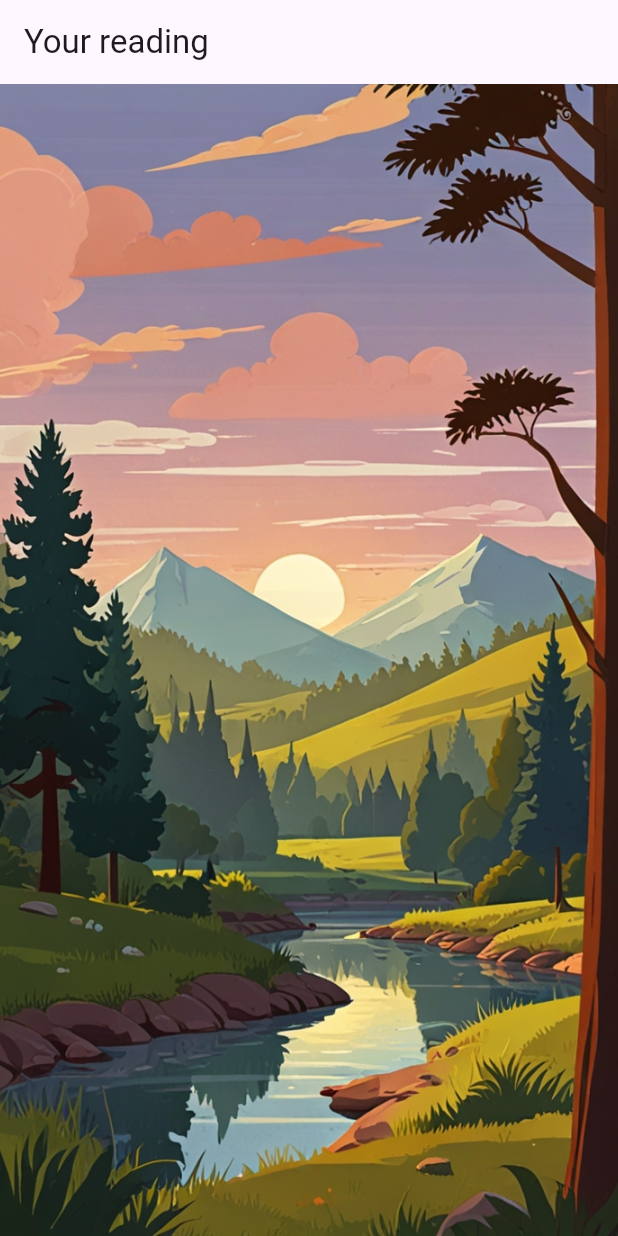
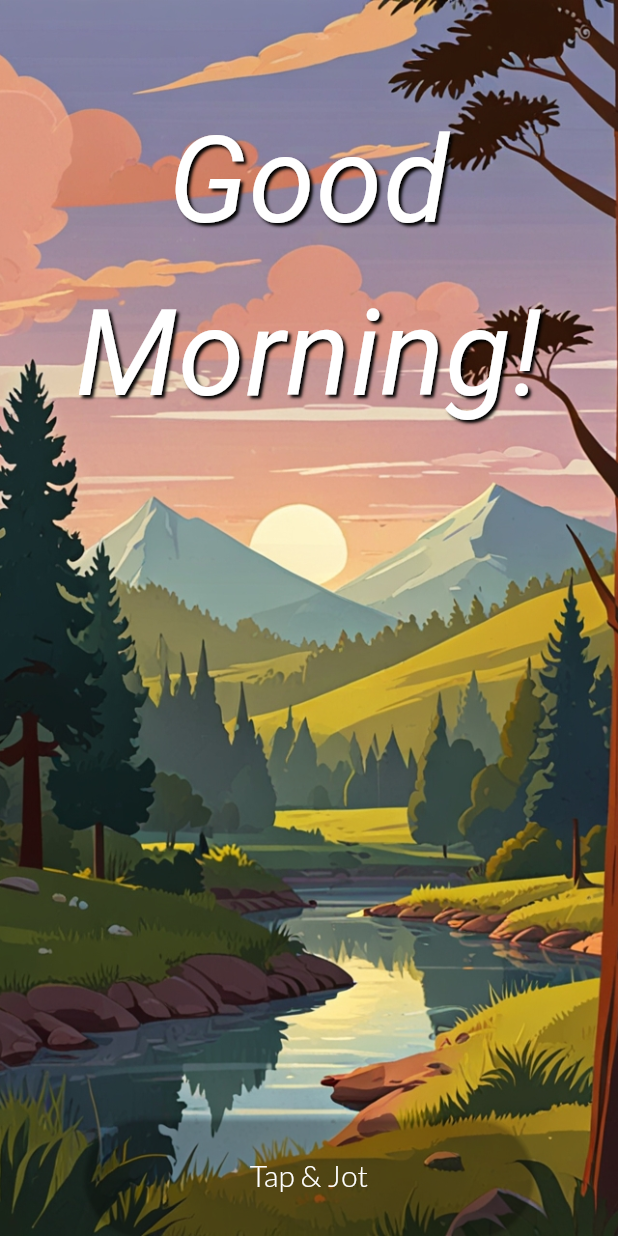
Before and after one commit to nisidazza/tap_and_jot, a Flutter app: the screen it shows after launch, on a phone screen of 412 x 824 dp. Run offline on Flutter 3.47's test engine with Material 3 defaults, Android fonts, the phone set to English and light mode, and no system bars; our stand-ins replace google_fonts; Roboto replaces fonts that are missing (Allura).

Commit message:
refactoring and styling

```diff
--- a/lib/app/screens/home_page.dart
+++ b/lib/app/screens/home_page.dart
@@ -1,10 +1,6 @@
-import 'dart:convert';
-import 'dart:math';
-
 import 'package:flutter/material.dart';
-import 'package:http/http.dart' as http;
-import 'package:jiggle_and_jot/app/data/backup_data.dart';
-import 'package:jiggle_and_jot/app/models/api_model.dart';
+import 'package:google_fonts/google_fonts.dart';
+import 'package:jiggle_and_jot/app/screens/quote_page.dart';
 
 class HomePage extends StatefulWidget {
   const HomePage({super.key});
@@ -14,17 +10,16 @@ class HomePage extends StatefulWidget {
 }
 
 class _HomePageState extends State<HomePage> {
-  bool shouldDisplay = false;
-  late final Future myFuture;
   String morningImg = 'assets/morning.jpg';
   String afternoonImg = 'assets/afternoon.jpg';
   String nightImg = 'assets/night.jpg';
+
   late String image;
+  late String message;
 
   @override
   void initState() {
     super.initState();
-    myFuture = fetchQuotes();
   }
 
   String getImage() {
@@ -39,73 +34,85 @@ class _HomePageState extends State<HomePage> {
     return image;
   }
 
-  Future<List<Quotes>> fetchQuotes() async {
-    var client = http.Client();
-    var uri = Uri.parse("https://type.fit/api/quotes");
-    final response = await client.get(uri);
-    if (response.statusCode == 200) {
-      List<dynamic> jsonData = json.decode(response.body);
-      return jsonData.map((res) => Quotes.fromJson(res)).toList();
+  String getMessage() {
+    var hour = DateTime.now().hour;
+    if (hour < 12) {
+      message = "Good Morning!";
+    } else if (hour < 17) {
+      message = "Good Afternoon!";
     } else {
-      throw Exception("Failed to load answer");
+      message = "Good Night!";
     }
+    return message;
   }
 
-  void showQuoteOnTap() {
-    setState(() {
-      shouldDisplay = true;
-    });
+  void goToQuote() {
+    Navigator.push(
+        context, MaterialPageRoute(builder: (context) => const QuotePage()));
   }
 
   @override
   Widget build(BuildContext context) {
-    return GestureDetector(
-      onTap: showQuoteOnTap,
-      child: Scaffold(
-          appBar: AppBar(
-            title: const Text('Your reading'),
+    return Scaffold(
+      // appBar: AppBar(
+      //   title: const Text('Your reading'),
+      // ),
+      body: Container(
+        width: MediaQuery.of(context).size.width,
+        height: MediaQuery.of(context).size.height,
+        decoration: BoxDecoration(
+            image: DecorationImage(
+                image: AssetImage(getImage()), fit: BoxFit.cover)),
+        child: SafeArea(
+          child: Column(
+            mainAxisAlignment: MainAxisAlignment.spaceBetween,
+            crossAxisAlignment: CrossAxisAlignment.start,
+            children: [
+              Padding(
+                padding: const EdgeInsets.symmetric(vertical: 60),
+                child: Container(
+                  alignment: Alignment.topCenter,
+                  child: Text(getMessage(),
+                      textAlign: TextAlign.center,
+                      style: TextStyle(
+                        fontFamily: GoogleFonts.allura().fontFamily,
+                        fontWeight: FontWeight.w400,
+                        fontStyle: FontStyle.italic,
+                        color: Colors.white,
+                        fontSize: 80,
+                        shadows: const [
+                          Shadow(
+                              color: Colors.black,
+                              blurRadius: 2.0,
+                              offset: Offset(2.0, 2.0))
+                        ],
+                      )),
+                ),
+              ),
+              Container(
+                alignment: Alignment.bottomCenter,
+                child: ElevatedButton(
+                    style: ElevatedButton.styleFrom(
+                        fixedSize: const Size(300, 80),
+                        backgroundColor: Colors.transparent,
+                        padding: const EdgeInsets.all(0.5)),
+                    onPressed: () {
+                      // Navigator.push(
+                      //     context,
+                      //     MaterialPageRoute(
+                      //         builder: (context) => const QuotePage()));
+                      goToQuote();
+                    },
+                    child: const Text("Tap & Jot",
+                        style: TextStyle(
+                            fontWeight: FontWeight.w300,
+                            color: Colors.white,
+                            fontSize: 20))),
+              )
+            ],
           ),
-          body: Container(
-            width: MediaQuery.of(context).size.width,
-            height: MediaQuery.of(context).size.height,
-            decoration: BoxDecoration(
-                image: DecorationImage(
-                    image: AssetImage(getImage()), fit: BoxFit.cover)),
-            child: FutureBuilder(
-                future: myFuture,
-                builder: (context, snapshot) {
-                  if (snapshot.connectionState == ConnectionState.waiting) {
-                    return const Center(
-                      child: CircularProgressIndicator(),
-                    );
-                  } else if (snapshot.hasError) {
-                    final backupQuote =
-                        backupQuotes[Random().nextInt(backupQuotes.length)]
-                            .text;
-                    return loadQuote(backupQuote);
-                  } else if (snapshot.hasData) {
-                    final quote = snapshot
-                        .data![Random().nextInt(snapshot.data!.length)].text;
-                    return loadQuote(quote);
-                  } else {
-                    return const Center(
-                      child: Text('No data available'),
-                    );
-                  }
-                }),
-          )),
+        ),
+      ),
     );
   }
-
-  SafeArea loadQuote(String quote) {
-    return SafeArea(
-        child: Center(
-            child: Padding(
-                padding: const EdgeInsets.all(10),
-                child: Text(
-                  shouldDisplay ? quote : "",
-                  style: const TextStyle(
-                      fontWeight: FontWeight.bold, color: Colors.white),
-                ))));
-  }
 }
--- a/lib/main.dart
+++ b/lib/main.dart
@@ -1,4 +1,5 @@
 import 'package:flutter/material.dart';
+import 'package:google_fonts/google_fonts.dart';
 import 'package:jiggle_and_jot/app/screens/home_page.dart';
 
 void main() {
@@ -31,6 +32,7 @@ class MyApp extends StatelessWidget {
         // tested with just a hot reload.
         colorScheme: ColorScheme.fromSeed(seedColor: Colors.deepPurple),
         useMaterial3: true,
+        fontFamily: GoogleFonts.lato().fontFamily,
       ),
       home: const HomePage(),
     );
--- a/pubspec.yaml
+++ b/pubspec.yaml
@@ -35,6 +35,7 @@ dependencies:
   # Use with the CupertinoIcons class for iOS style icons.
   cupertino_icons: ^1.0.6
   http: ^1.2.1
+  google_fonts: ^6.2.1
 
 dev_dependencies:
   flutter_test:
```
Also changed, not shown: lib/app/models/api_model.dart (+0 -10 lines), lib/app/screens/quote_page.dart (added, +122 -0 lines), pubspec.lock, 10 other files.
